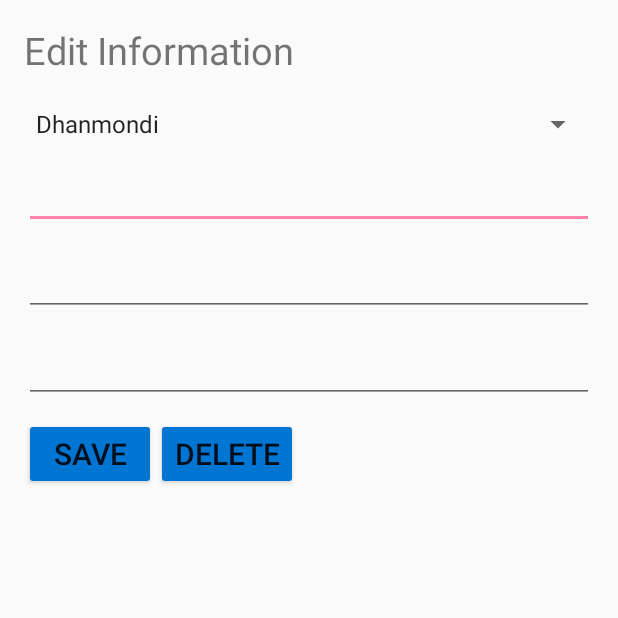
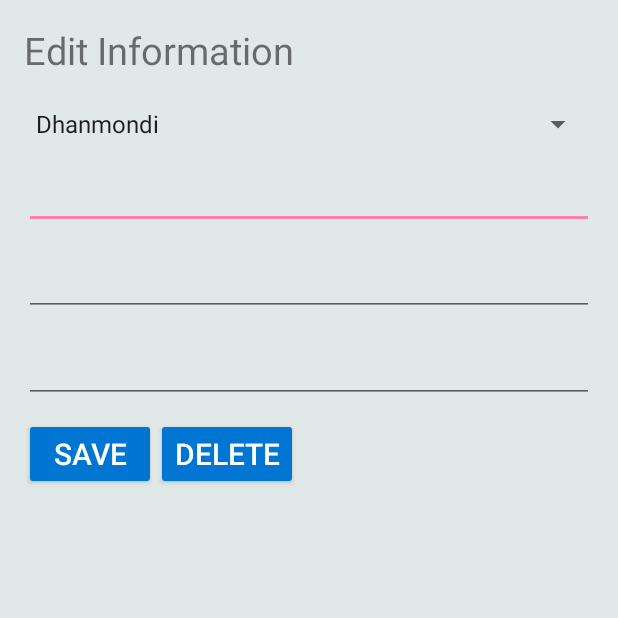
Before and after one commit to bdcosta07/EmergencyService, an Android app: the EditAmbulance screen opened directly, with no data from a screen before it, on a phone screen of 412 x 824 dp, the top half of it. Run offline under Robolectric (Android 15) with nearby library versions, the phone set to English and light mode, and no system bars; 5 statements that could not run were skipped.

Commit message:
button text color

```diff
--- a/app/src/main/res/layout/activity_ambulance.xml
+++ b/app/src/main/res/layout/activity_ambulance.xml
@@ -62,6 +62,7 @@
             android:text="CreateNew"
             android:textSize="20sp"
             android:onClick="btnCreateAmbulance"
-            android:layout_gravity="bottom|center"/>
+            android:layout_gravity="bottom|center"
+            android:textColor="#fff"/>
 
 </LinearLayout>
--- a/app/src/main/res/layout/activity_ambulance_edit.xml
+++ b/app/src/main/res/layout/activity_ambulance_edit.xml
@@ -8,6 +8,7 @@
     android:paddingRight="@dimen/activity_horizontal_margin"
     android:paddingTop="@dimen/activity_vertical_margin"
     android:orientation="vertical"
+    android:background="@color/bg_color"
     tools:context=".EditActivity.EditAmbulance">
 
     <TextView
@@ -52,7 +53,8 @@
             android:layout_gravity="center"
             android:text="Save"
             android:textSize="20sp"
-            android:onClick="btnSaveAmbulance"/>
+            android:onClick="btnSaveAmbulance"
+            android:textColor="#fff"/>
         <Button
             android:id="@+id/btnDeleteAmbulance"
             android:layout_width="wrap_content"
@@ -60,7 +62,8 @@
             android:layout_gravity="center"
             android:text="Delete"
             android:textSize="20sp"
-            android:onClick="btnDeleteAmbulance"/>
+            android:onClick="btnDeleteAmbulance"
+            android:textColor="#fff"/>
     </LinearLayout>
 
 </LinearLayout>
--- a/app/src/main/res/layout/activity_edit_fire_service.xml
+++ b/app/src/main/res/layout/activity_edit_fire_service.xml
@@ -8,6 +8,7 @@
     android:paddingRight="@dimen/activity_horizontal_margin"
     android:paddingTop="@dimen/activity_vertical_margin"
     android:orientation="vertical"
+    android:background="@color/bg_color"
     tools:context="com.kichukkhon.emergencyservice.EditActivity.EditFireService">
 
     <TextView
@@ -47,6 +48,7 @@
             android:layout_gravity="center"
             android:text="Save"
             android:textSize="20sp"
+            android:textColor="#fff"
             android:onClick="btnSaveFireService"/>
         <Button
             android:id="@+id/btnDeleteAmbulance"
@@ -55,6 +57,7 @@
             android:layout_gravity="center"
             android:text="Delete"
             android:textSize="20sp"
+            android:textColor="#fff"
             android:onClick="btnDeleteFireService"/>
     </LinearLayout>
 </LinearLayout>
--- a/app/src/main/res/layout/activity_fire_service.xml
+++ b/app/src/main/res/layout/activity_fire_service.xml
@@ -61,5 +61,6 @@
         android:layout_gravity="center"
         android:text="CreateNew"
         android:onClick="btnCreateFireService"
-        android:textSize="20sp" />
+        android:textSize="20sp"
+        android:textColor="#fff"/>
 </LinearLayout>
--- a/app/src/main/res/layout/activity_police.xml
+++ b/app/src/main/res/layout/activity_police.xml
@@ -60,5 +60,6 @@
         android:layout_gravity="center"
         android:text="CreateNew"
         android:onClick="btnCreatePoliceStation"
-        android:textSize="20sp" />
+        android:textSize="20sp"
+        android:textColor="#fff"/>
 </LinearLayout>
```
Also changed, not shown: app/src/main/res/layout/activity_edit_police.xml (+5 -2 lines).
